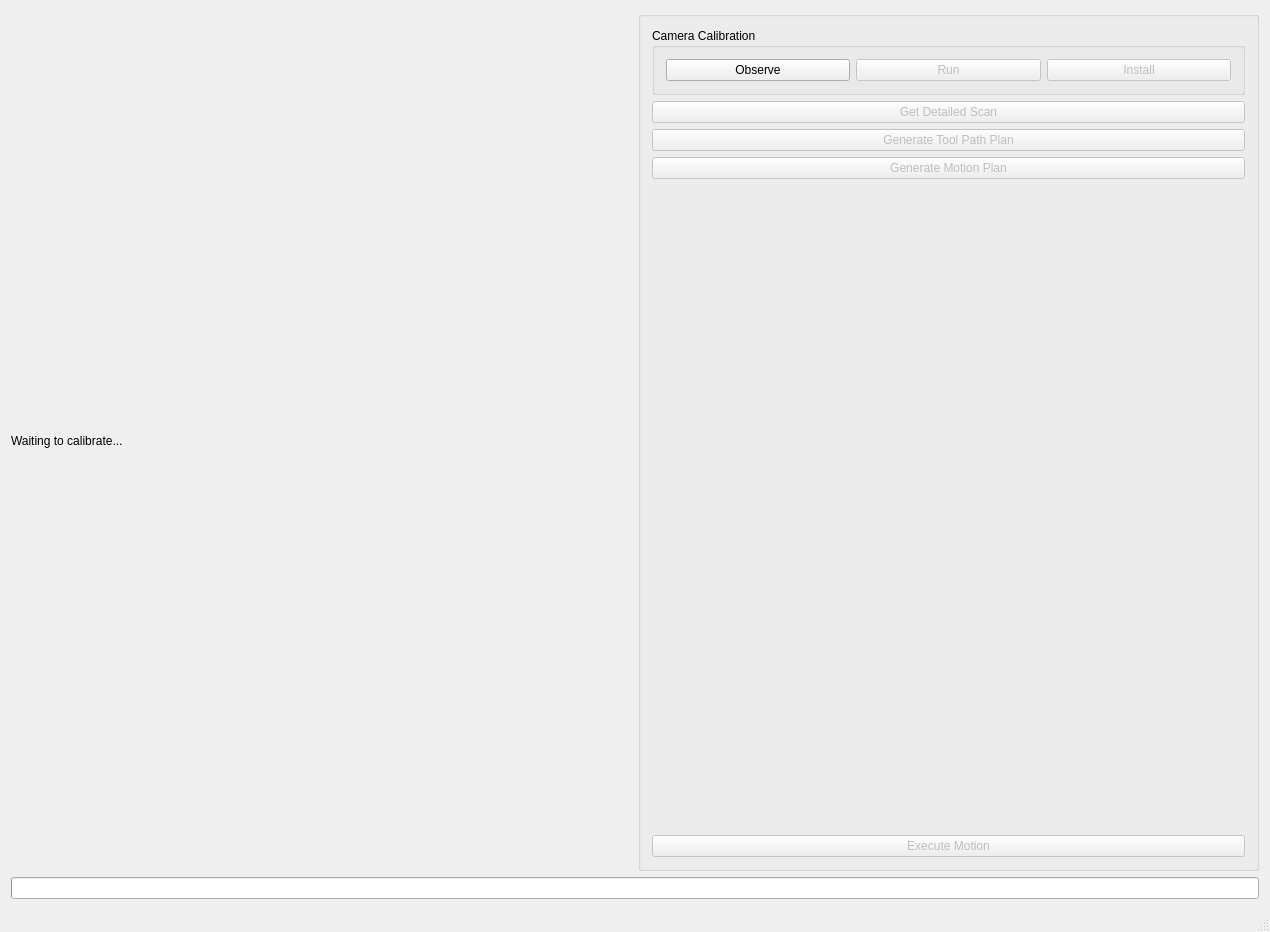
Old version of the form ros2_ws/src/snp_applicaton/src/rosconwindow.ui in the repository ros-industrial-consortium/scan_n_plan_workshop.
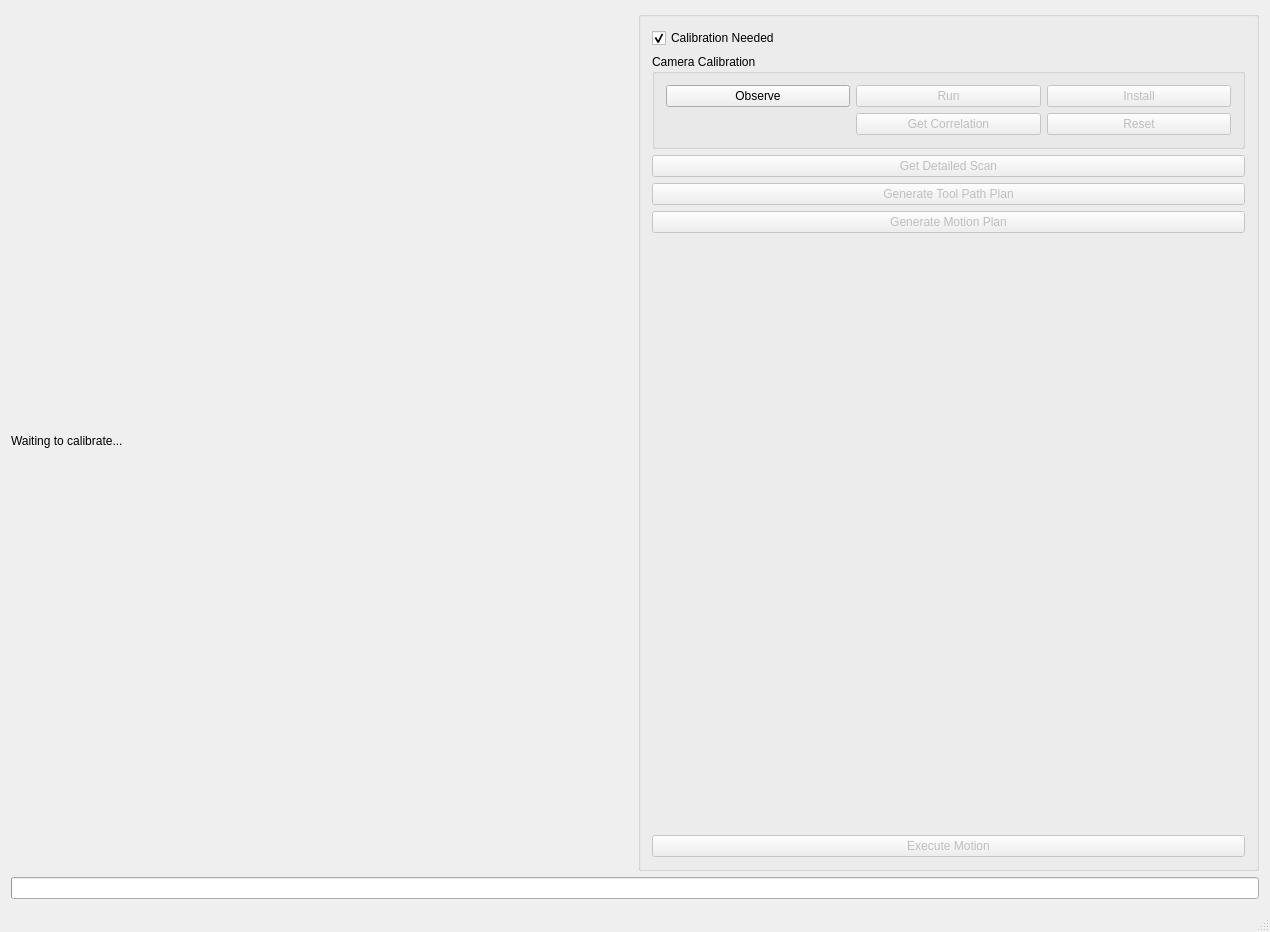
New version of the form.

Commit message: Calibration interface update

```diff
--- a/ros2_ws/src/snp_applicaton/src/rosconwindow.ui
+++ b/ros2_ws/src/snp_applicaton/src/rosconwindow.ui
@@ -38,20 +38,26 @@
        <string/>
       </property>
       <layout class="QVBoxLayout" name="verticalLayout_2">
+       <item>
+        <widget class="QCheckBox" name="calibration_needed_checkbox">
+         <property name="text">
+          <string>Calibration Needed</string>
+         </property>
+         <property name="checkable">
+          <bool>true</bool>
+         </property>
+         <property name="checked">
+          <bool>true</bool>
+         </property>
+        </widget>
+       </item>
        <item>
         <widget class="QGroupBox" name="groupBox">
          <property name="title">
           <string>Camera Calibration</string>
          </property>
-         <layout class="QHBoxLayout" name="horizontalLayout">
-          <item>
-           <widget class="QPushButton" name="observe_button">
-            <property name="text">
-             <string>Observe</string>
-            </property>
-           </widget>
-          </item>
-          <item>
+         <layout class="QGridLayout" name="gridLayout_2">
+          <item row="0" column="1">
            <widget class="QPushButton" name="run_calibration_button">
             <property name="enabled">
              <bool>false</bool>
@@ -61,7 +67,7 @@
             </property>
            </widget>
           </item>
-          <item>
+          <item row="0" column="2">
            <widget class="QPushButton" name="install_calibration_button">
             <property name="enabled">
              <bool>false</bool>
@@ -71,6 +77,33 @@
             </property>
            </widget>
           </item>
+          <item row="0" column="0">
+           <widget class="QPushButton" name="observe_button">
+            <property name="text">
+             <string>Observe</string>
+            </property>
+           </widget>
+          </item>
+          <item row="2" column="1">
+           <widget class="QPushButton" name="get_correlation_button">
+            <property name="enabled">
+             <bool>false</bool>
+            </property>
+            <property name="text">
+             <string>Get Correlation</string>
+            </property>
+           </widget>
+          </item>
+          <item row="2" column="2">
+           <widget class="QPushButton" name="reset_calibration_button">
+            <property name="enabled">
+             <bool>false</bool>
+            </property>
+            <property name="text">
+             <string>Reset</string>
+            </property>
+           </widget>
+          </item>
          </layout>
         </widget>
        </item>
```
Left out of the diff: 14 changed lines with no effect on the pictures. The commit also changes 2 other files.
